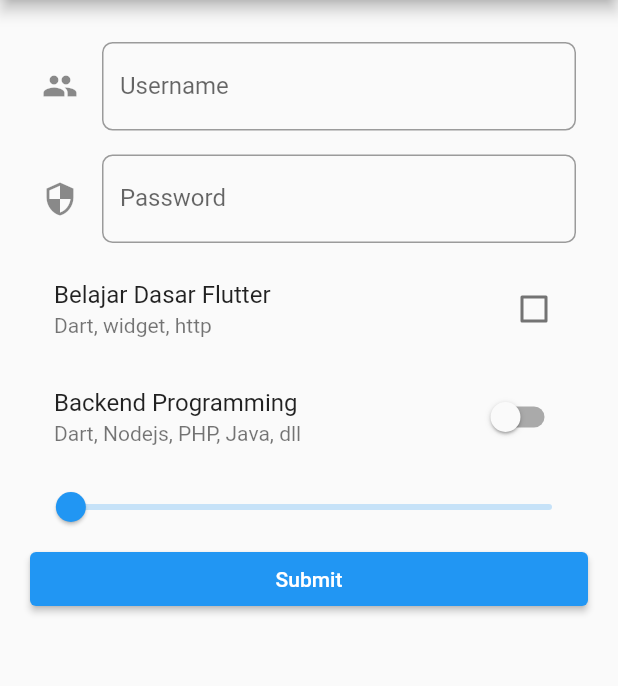
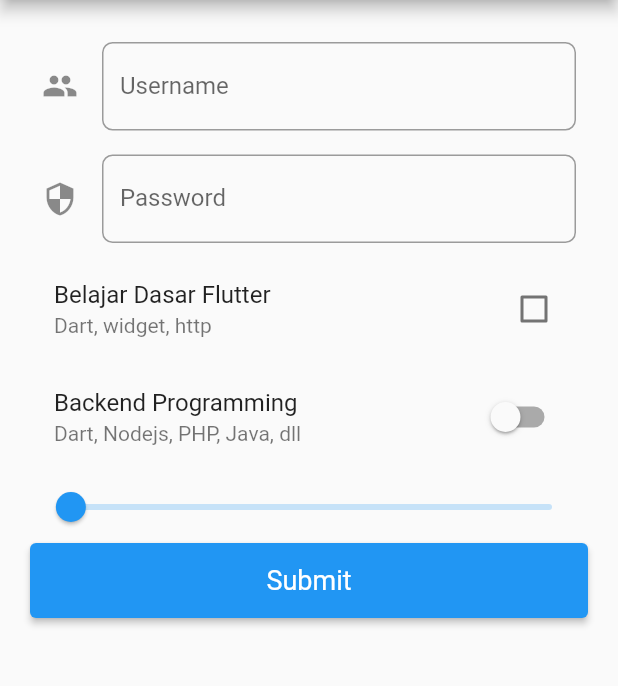
Before and after one commit to rsydfhmy03/Flutter_Study_Modul, a Flutter app: the screen it shows after launch, after a tap on "Backend Programming", on a phone screen of 412 x 824 dp, the part 84-770 px from its top. Run offline on Flutter 3.47's test engine with Material 2 defaults, Android fonts, the phone set to English and light mode, and no system bars; missing offline and left inert: dart:html.

Commit message:
commit 6

```diff
--- a/flutter_app_form_acr21/lib/main.dart
+++ b/flutter_app_form_acr21/lib/main.dart
@@ -4,6 +4,7 @@ import 'package:flutter/material.dart';
 
 void main() {
   runApp(MaterialApp(
+    debugShowCheckedModeBanner: false,
     title: "Belajar Form Flutter",
     home: BelajarForm(),
   )); // MaterialApp
@@ -55,6 +56,7 @@ class _BelajarFormState extends State<BelajarForm> {
                     obscureText: true,
                     decoration: new InputDecoration(
                       labelText: "Password",
+                      hintText: "Masukan Password ",
                       icon: Icon(Icons.security),
                       border: OutlineInputBorder(
                           borderRadius: new BorderRadius.circular(7.0)),
@@ -83,7 +85,7 @@ class _BelajarFormState extends State<BelajarForm> {
                   subtitle: Text('Dart, Nodejs, PHP, Java, dll'),
                   value: nilaiSwitch,
                   activeTrackColor: Colors.pink[100],
-                  activeColor: Colors.red,
+                  activeColor: Colors.green,
                   onChanged: (value) {
                     setState(() {
                       nilaiSwitch = value;
@@ -116,6 +118,8 @@ class _BelajarFormState extends State<BelajarForm> {
                   width: double.infinity,
                   child: ElevatedButton(
                     style: ElevatedButton.styleFrom(
+                      minimumSize: Size.fromHeight(50),
+                      textStyle: const TextStyle(fontSize: 18),
                       primary: Theme.of(context).primaryColor,
                     ),
                     onPressed: () {
```
